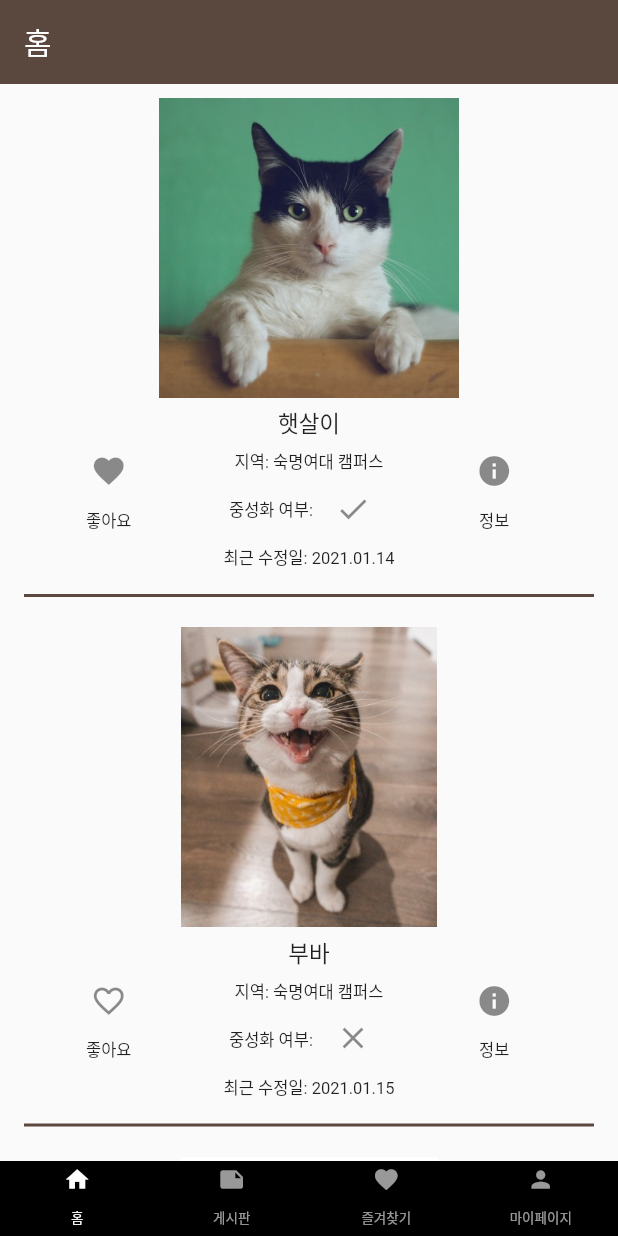
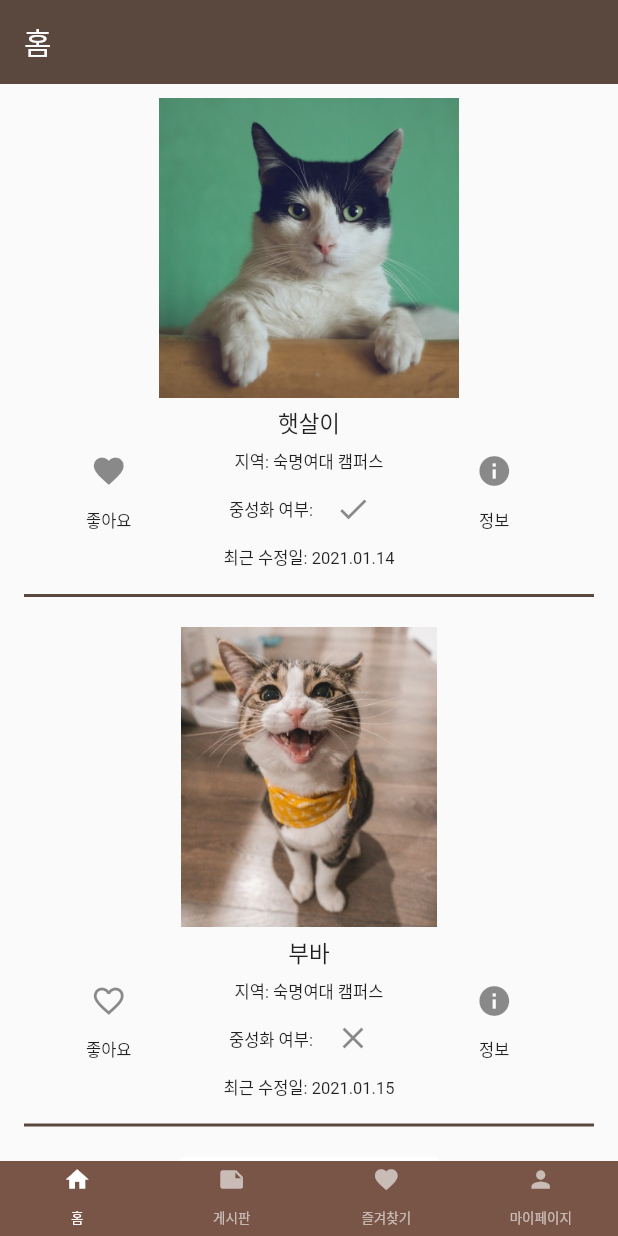
Before and after one commit to kyungminlee-12/2021-Solux-Project-MohanunGoyang, a Flutter app: the screen it shows once a user with an empty profile is signed in, on a phone screen of 412 x 824 dp. Run offline on Flutter 3.47's test engine with Material 2 defaults, Android fonts, the phone set to English and light mode, and no system bars; our stand-ins replace carousel_slider, cloud_firestore, firebase_auth, firebase_core; accounts and stored records are empty.

Commit message:
디자인 수정

```diff
--- a/lib/screen/document_view.dart
+++ b/lib/screen/document_view.dart
@@ -24,7 +24,7 @@ class DocumentView extends StatelessWidget {
             );
           },
           title: Text(
-              "[" + documentData["category"] + "]" + documentData["title"]),
+              "[" + documentData["category"] + "] " + documentData["title"]),
           subtitle: Row(
             mainAxisAlignment: MainAxisAlignment.end,
             children: <Widget>[
--- a/lib/widget/bottom_bar.dart
+++ b/lib/widget/bottom_bar.dart
@@ -4,38 +4,59 @@ class Bottom extends StatelessWidget {
   @override
   Widget build(BuildContext context) {
     return Container(
-      color: Colors.black,
+        color: Colors.brown,
         child: Container(
             height: 50,
             child: TabBar(
                 labelColor: Colors.white,
                 unselectedLabelColor: Colors.white60,
                 indicatorColor: Colors.transparent,
-          tabs: <Widget> [
+                tabs: <Widget>[
                   // tab 4개 존재
 
                   Tab(
-              icon: Icon( Icons.home, size: 18,),  // 아이콘 지정
-              child: Text('홈', style: TextStyle(fontSize: 9),),
+                    icon: Icon(
+                      Icons.home,
+                      size: 18,
+                    ), // 아이콘 지정
+                    child: Text(
+                      '홈',
+                      style: TextStyle(fontSize: 9),
+                    ),
                   ),
 
                   Tab(
-              icon: Icon( Icons.note, size: 18,),
-              child: Text('게시판', style: TextStyle(fontSize: 9),),
+                    icon: Icon(
+                      Icons.note,
+                      size: 18,
+                    ),
+                    child: Text(
+                      '게시판',
+                      style: TextStyle(fontSize: 9),
+                    ),
                   ),
 
                   Tab(
-              icon: Icon( Icons.favorite, size: 18,),
-              child: Text('즐겨찾기', style: TextStyle(fontSize: 9),),
+                    icon: Icon(
+                      Icons.favorite,
+                      size: 18,
+                    ),
+                    child: Text(
+                      '즐겨찾기',
+                      style: TextStyle(fontSize: 9),
+                    ),
                   ),
 
                   Tab(
-              icon: Icon( Icons.person, size: 18,),
-              child: Text('마이페이지', style: TextStyle(fontSize: 9),),
+                    icon: Icon(
+                      Icons.person,
+                      size: 18,
                     ),
-          ]
-        )
-      )
-    );
+                    child: Text(
+                      '마이페이지',
+                      style: TextStyle(fontSize: 9),
+                    ),
+                  ),
+                ])));
   }
 }
```
Also changed, not shown: lib/screen/board_detail_screen.dart (+63 -6 lines). Lines whose indentation alone changed are shown as unchanged.
